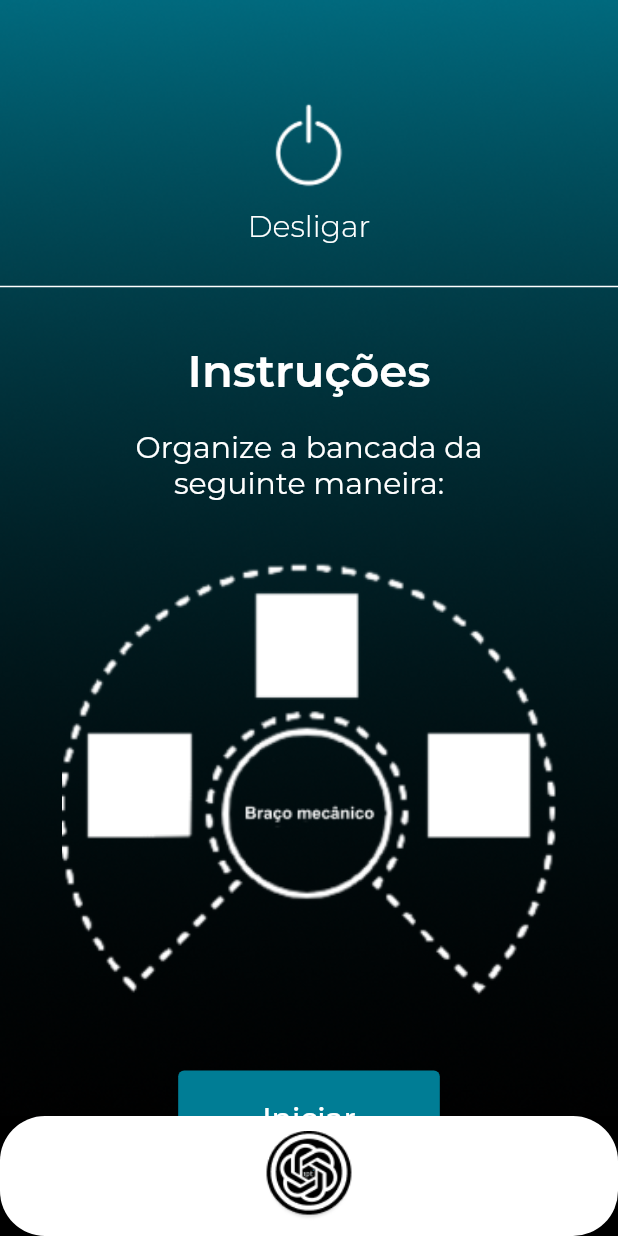
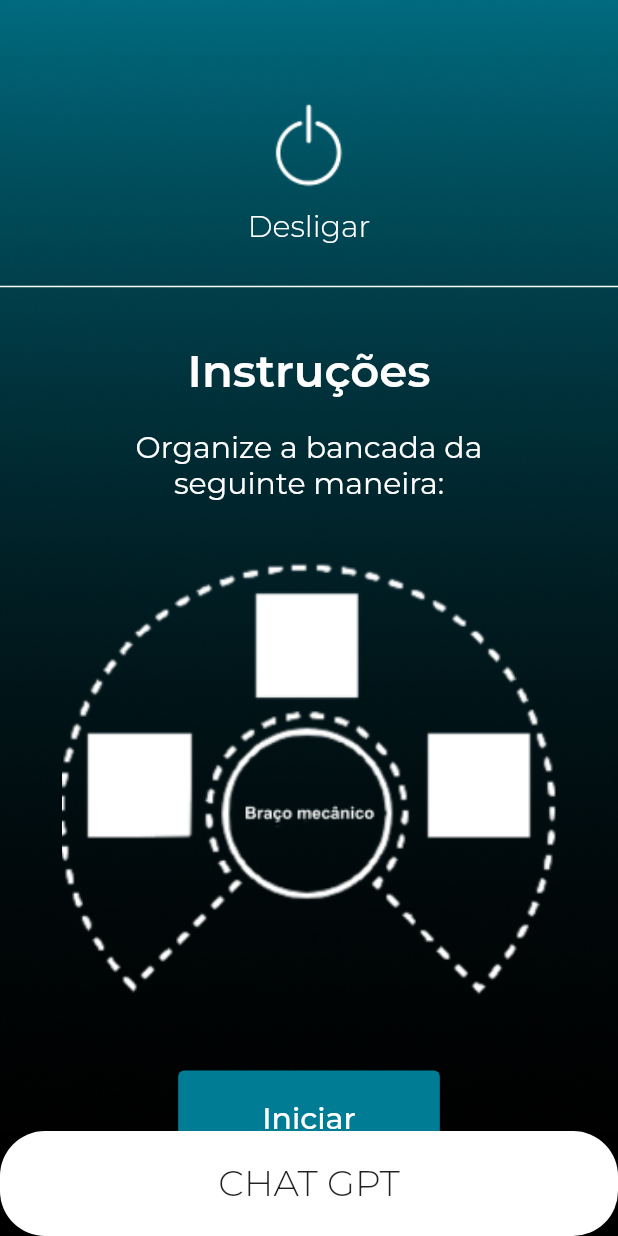
Before and after one commit to 2023M5T2-Inteli/Chat-IPT, a Flutter app: the screen it shows after launch, after a tap on "Ligar", on a phone screen of 412 x 824 dp. Run offline on Flutter 3.47's test engine with Material 2 defaults, Android fonts, the light colour scheme and no system bars; our stand-ins replace socket_io_client.

Commit message:
Frontend finalizado e começo da integração com o servidor

```diff
--- a/src/frontend/flutter_application/lib/main.dart
+++ b/src/frontend/flutter_application/lib/main.dart
@@ -1,4 +1,6 @@
 import 'package:flutter/material.dart';
+import 'package:gpt_robot/widgets/pages/instructions.dart';
+import 'package:gpt_robot/widgets/pages/process.dart';
 import 'widgets/pages/home.dart';
 import './utils/materialColor.dart';
 
@@ -18,17 +20,12 @@ class MyApp extends StatelessWidget {
           primarySwatch: createMaterialColor(const Color(0xFF007D95)),
           fontFamily: "Montserrat",
           scaffoldBackgroundColor: Colors.black),
-      home: const MyHomePage(),
       debugShowCheckedModeBanner: false,
+      routes: {
+        '/': (context) => Home(),
+        '/instructions': (context) => Instructions(),
+        '/process': (context) => Process()
+      },
     );
   }
 }
-
-class MyHomePage extends StatelessWidget {
-  const MyHomePage({super.key});
-
-  @override
-  Widget build(BuildContext context) {
-    return Home();
-  }
-}
--- /dev/null
+++ b/src/frontend/flutter_application/lib/widgets/components/bottomBar.dart
@@ -0,0 +1,69 @@
+import 'package:flutter/material.dart';
+import './configuration.dart';
+
+class BottomBar extends StatefulWidget {
+  const BottomBar({super.key, this.hasSettings = false});
+  final bool hasSettings;
+
+  @override
+  State<BottomBar> createState() => _BottomBarState();
+}
+
+class _BottomBarState extends State<BottomBar> {
+//   bool isOpen = true;
+
+  void showModal() {
+    // setState(() {
+    //   isOpen = !isOpen;
+    // });
+    showModalBottomSheet(context: context, builder: (_) => Configuration());
+  }
+
+  @override
+  Widget build(BuildContext context) {
+    List<Widget> items = [
+      Text(
+        "CHAT GPT",
+        textAlign: TextAlign.center,
+        style: TextStyle(fontSize: 24, fontWeight: FontWeight.w300),
+      ),
+    ];
+
+    if (widget.hasSettings) {
+      items.add(Positioned(
+          right: 16,
+          child: IconButton(
+              onPressed: () {
+                showModal();
+              },
+              icon: Icon(Icons.settings))));
+    }
+
+    return Container(
+        height: 70,
+        width: double.infinity,
+        decoration: BoxDecoration(
+            borderRadius: BorderRadius.circular(30), color: Colors.white),
+        child: Stack(alignment: Alignment.center, children: items)
+        //    Row(
+        //       mainAxisAlignment: MainAxisAlignment.center,
+        //       crossAxisAlignment: CrossAxisAlignment.start,
+        //       children: [
+        //         Transform.translate(
+        //           offset: Offset(0, -30),
+        //           child: TextButton(
+        //             onPressed: () {
+        //               toogleBottomBar();
+        //             },
+        //             child: Image(
+        //               image: AssetImage("assets/images/round_logo.png"),
+        //               fit: BoxFit.cover,
+        //               width: 60,
+        //               height: 60,
+        //             ),
+        //           ),
+        //         ),
+        //       ]),
+        );
+  }
+}
--- /dev/null
+++ b/src/frontend/flutter_application/lib/widgets/components/pageContainer.dart
@@ -0,0 +1,38 @@
+import 'package:flutter/material.dart';
+import './bottomBar.dart';
+
+class PageContainer extends StatelessWidget {
+  const PageContainer(
+      {super.key,
+      required this.children,
+      this.hasBottomBar = false,
+      this.hasSettings = false,
+      this.center = false});
+
+  final bool hasBottomBar;
+  final bool hasSettings;
+  final bool center;
+  final List<Widget> children;
+  @override
+  Widget build(BuildContext context) {
+    return Scaffold(
+      bottomNavigationBar: hasBottomBar
+          ? BottomBar(
+              hasSettings: hasSettings,
+            )
+          : null,
+      body: Container(
+        width: double.infinity,
+        decoration: const BoxDecoration(
+            image: DecorationImage(
+                image: AssetImage("assets/images/background.png"),
+                fit: BoxFit.cover)),
+        child: Column(
+          mainAxisAlignment:
+              center ? MainAxisAlignment.center : MainAxisAlignment.start,
+          children: children,
+        ),
+      ),
+    );
+  }
+}
--- a/src/frontend/flutter_application/lib/widgets/pages/home.dart
+++ b/src/frontend/flutter_application/lib/widgets/pages/home.dart
@@ -1,18 +1,12 @@
 import 'package:flutter/material.dart';
-import './instructions.dart';
+import 'package:gpt_robot/widgets/components/pageContainer.dart';
 
 class Home extends StatelessWidget {
   const Home({super.key});
 
   @override
   Widget build(BuildContext context) {
-    return Scaffold(
-      body: Container(
-        decoration: const BoxDecoration(
-            image: DecorationImage(
-                image: AssetImage("assets/images/background.png"),
-                fit: BoxFit.cover)),
-        child: Column(crossAxisAlignment: CrossAxisAlignment.center, children: [
+    return PageContainer(children: [
       SizedBox(
           height: 300,
           width: 200,
@@ -58,14 +52,11 @@ class Home extends StatelessWidget {
                   side: MaterialStateProperty.all<BorderSide>(
                       BorderSide(color: Colors.white, width: 2))),
               onPressed: () {
-                    Navigator.push(
-                      context,
-                      MaterialPageRoute(builder: (ctxt) => Instructions()),
-                    );
+                Navigator.pushNamed(context, '/instructions');
               },
               child: Padding(
-                    padding: const EdgeInsets.symmetric(
-                        vertical: 20, horizontal: 100),
+                padding:
+                    const EdgeInsets.symmetric(vertical: 20, horizontal: 100),
                 child: Text(
                   "Ligar",
                   style: TextStyle(color: Colors.white, fontSize: 18),
@@ -73,8 +64,6 @@ class Home extends StatelessWidget {
               )),
         ],
       )
-        ]),
-      ),
-    );
+    ]);
   }
 }
--- a/src/frontend/flutter_application/lib/widgets/pages/instructions.dart
+++ b/src/frontend/flutter_application/lib/widgets/pages/instructions.dart
@@ -1,47 +1,19 @@
 import 'package:flutter/material.dart';
+import 'package:gpt_robot/widgets/components/pageContainer.dart';
 import '../components/button.dart';
 import '../components/turnOffButton.dart';
-import './process.dart';
 
 class Instructions extends StatelessWidget {
   const Instructions({super.key});
 
   @override
   Widget build(BuildContext context) {
-    return Scaffold(
-      bottomNavigationBar: Container(
-        height: 80,
-        decoration: BoxDecoration(
-            borderRadius: BorderRadius.circular(30), color: Colors.white),
-        child: Row(mainAxisAlignment: MainAxisAlignment.center, children: [
-          Transform.translate(
-            offset: Offset(0, 0),
-            child: TextButton(
-              onPressed: () {},
-              child: Image(
-                image: AssetImage("assets/images/round_logo.png"),
-                fit: BoxFit.cover,
-                width: 60,
-                height: 60,
-              ),
-            ),
-          ),
-        ]),
-      ),
-      body: Container(
-        decoration: const BoxDecoration(
-            image: DecorationImage(
-                image: AssetImage("assets/images/background.png"),
-                fit: BoxFit.cover)),
-        child: Column(
-          children: [
+    return PageContainer(hasBottomBar: true, children: [
       TurnOffButton(),
       Text(
         "Instruções",
         style: TextStyle(
-                  color: Colors.white,
-                  fontSize: 30,
-                  fontWeight: FontWeight.w600),
+            color: Colors.white, fontSize: 30, fontWeight: FontWeight.w600),
       ),
       SizedBox(
         height: 20,
@@ -52,9 +24,7 @@ class Instructions extends StatelessWidget {
           "Organize a bancada da seguinte maneira:",
           textAlign: TextAlign.center,
           style: TextStyle(
-                    color: Colors.white,
-                    fontSize: 20,
-                    fontWeight: FontWeight.w400),
+              color: Colors.white, fontSize: 20, fontWeight: FontWeight.w400),
         ),
       ),
       SizedBox(
@@ -71,17 +41,9 @@ class Instructions extends StatelessWidget {
       ),
       Button(
           buttonHandler: () {
-                  Navigator.push(
-                    context,
-                    MaterialPageRoute(
-                      builder: (ctxt) => Process(),
-                    ),
-                  );
+            Navigator.pushNamed(context, '/process');
           },
           text: "Iniciar")
-          ],
-        ),
-      ),
-    );
+    ]);
   }
 }
--- a/src/frontend/flutter_application/pubspec.yaml
+++ b/src/frontend/flutter_application/pubspec.yaml
@@ -37,6 +37,7 @@ dependencies:
   # The following adds the Cupertino Icons font to your application.
   # Use with the CupertinoIcons class for iOS style icons.
   cupertino_icons: ^1.0.2
+  http: ^0.13.5
 
 dev_dependencies:
   flutter_test:
```
Also changed, not shown: src/frontend/flutter_application/lib/widgets/components/configuration.dart (added, +64 -0 lines), src/frontend/flutter_application/lib/widgets/components/connection.dart (added, +36 -0 lines), src/frontend/flutter_application/lib/widgets/components/cycle.dart (added, +34 -0 lines), src/frontend/flutter_application/lib/widgets/components/stage.dart (+16 -25 lines), src/frontend/flutter_application/lib/widgets/pages/process.dart (+106 -76 lines), src/frontend/flutter_application/pubspec.lock, 2 other files. Lines whose indentation alone changed are shown as unchanged.
